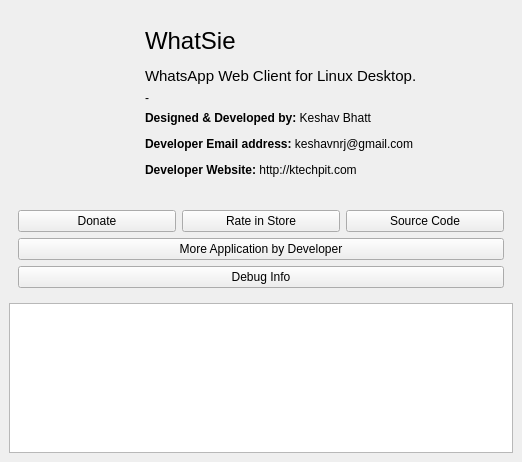
Above: src/about.ui from keshavbhatt/whatsie before the change. Below: the same form after it.
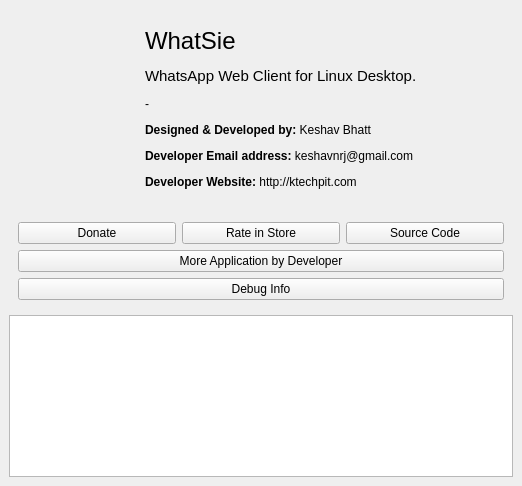
That is the form after the change. Icons and pictures are not drawn.

```diff
--- a/src/about.ui
+++ b/src/about.ui
@@ -7,7 +7,7 @@
     <x>0</x>
     <y>0</y>
     <width>522</width>
-    <height>454</height>
+    <height>486</height>
    </rect>
   </property>
   <property name="windowTitle">
```
Left out of the diff: 4 changed lines with no effect on the pictures.
